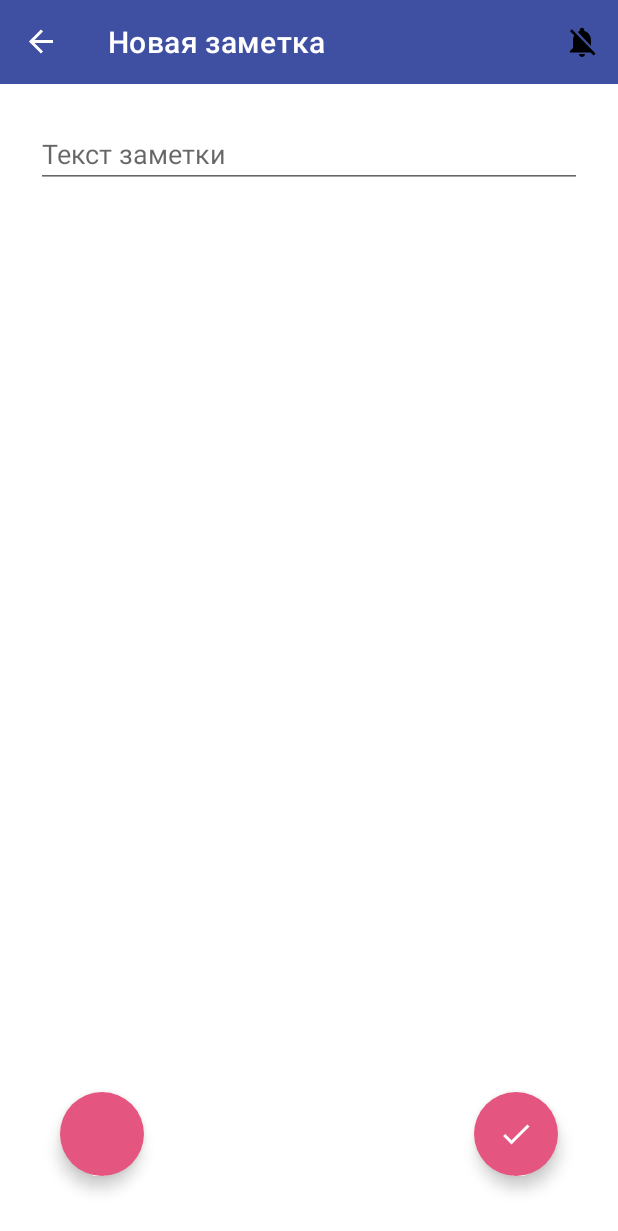
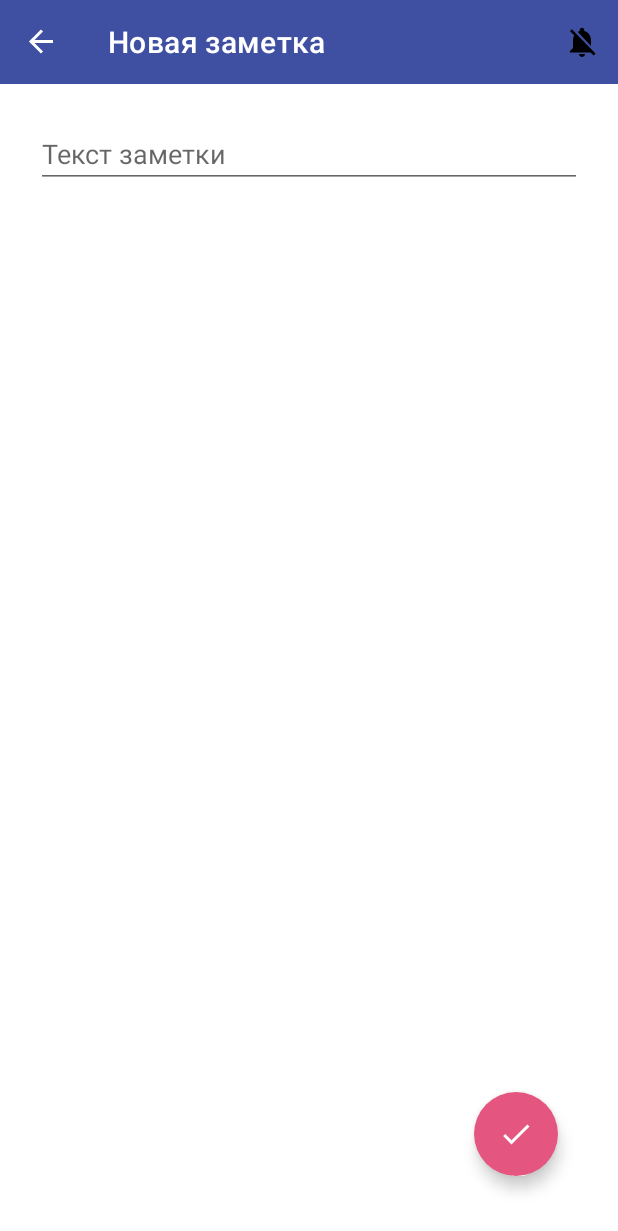
Before and after one commit to aleksej-rodionov/TodoListApp, an Android app: the TodoEditorFragment screen opened through its navigation route, on a phone screen of 412 x 824 dp. Shown: the top 1231 px of the screen. Run offline under Robolectric (Android 15) with nearby library versions, the phone set to English and light mode, and no system bars; our stand-ins replace RxJava, navigation-ui.

```diff
--- a/app/build.gradle
+++ b/app/build.gradle
@@ -75,10 +75,6 @@ dependencies {
     implementation "com.github.moxy-community:moxy:2.2.2"
     kapt "com.github.moxy-community:moxy-compiler:2.2.2"
 
-    // Permissions
-    implementation "com.github.tbruyelle:rxpermissions:0.12"
-    implementation 'io.reactivex.rxjava3:rxjava:3.0.4'
-
     //GSON
     implementation 'com.google.code.gson:gson:2.8.6'
 }
--- a/app/src/main/java/com/example/todolistapp/feature_todo_list/presentation/todo_editor/TodoEditorViewModel.kt
+++ b/app/src/main/java/com/example/todolistapp/feature_todo_list/presentation/todo_editor/TodoEditorViewModel.kt
@@ -64,7 +64,6 @@ class TodoEditorViewModel @Inject constructor(
                 .observeOn(AndroidSchedulers.mainThread())
                 .subscribe({
                     if (pendingSaveTodoToSetAlarm) {
-                        //todo get todo by id and setAlarm(todo)
                         val id = it.toInt()
                         fetchNewTodoAndSetAlarmForIt(id)
                     } else {
--- a/app/src/main/res/layout/fragment_todo_editor.xml
+++ b/app/src/main/res/layout/fragment_todo_editor.xml
@@ -29,15 +29,15 @@
         app:layout_constraintEnd_toEndOf="parent"
         app:layout_constraintBottom_toBottomOf="parent"/>
 
-    <com.google.android.material.floatingactionbutton.FloatingActionButton
-        android:id="@+id/fabTest"
-        android:layout_width="wrap_content"
-        android:layout_height="wrap_content"
-        android:layout_margin="32dp"
-        app:backgroundTint="@color/secondary"
-        app:borderWidth="0dp"
-        app:tint="@color/white"
-        app:layout_constraintStart_toStartOf="parent"
-        app:layout_constraintBottom_toBottomOf="parent"/>
+<!--    <com.google.android.material.floatingactionbutton.FloatingActionButton-->
+<!--        android:id="@+id/fabTest"-->
+<!--        android:layout_width="wrap_content"-->
+<!--        android:layout_height="wrap_content"-->
+<!--        android:layout_margin="32dp"-->
+<!--        app:backgroundTint="@color/secondary"-->
+<!--        app:borderWidth="0dp"-->
+<!--        app:tint="@color/white"-->
+<!--        app:layout_constraintStart_toStartOf="parent"-->
+<!--        app:layout_constraintBottom_toBottomOf="parent"/>-->
 
 </androidx.constraintlayout.widget.ConstraintLayout>
```
Also changed, not shown: app/src/main/java/com/example/todolistapp/feature_todo_list/presentation/todo_editor/TodoEditorFragment.kt (+4 -29 lines).
